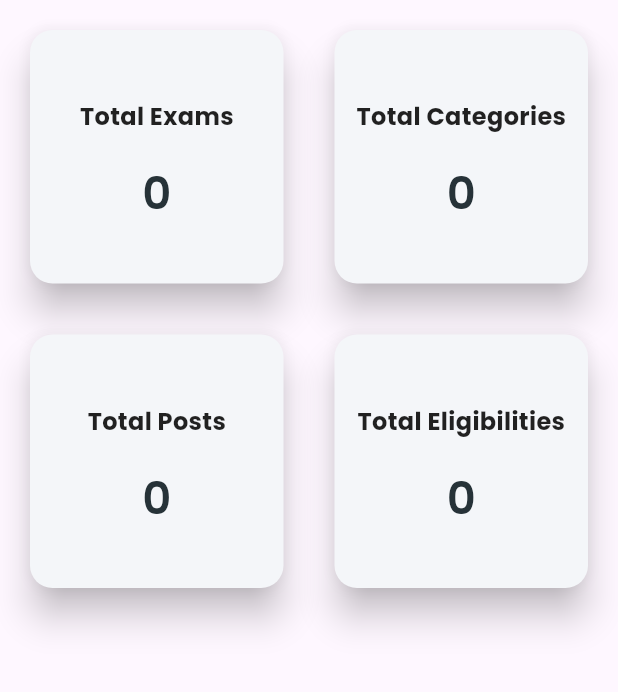
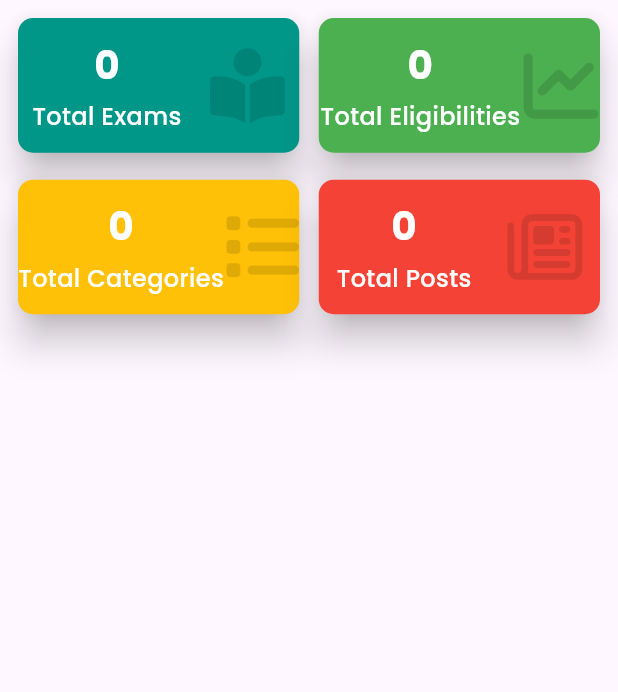
Before and after one commit to LakhtariyaHarsh/adminpanel_examportal, a Flutter app: the Homescreen screen opened by its route, on a phone screen of 412 x 824 dp, the part 84-776 px from its top. Run offline on Flutter 3.47's test engine with Material 3 defaults, Android fonts, the phone set to English and light mode, and no system bars; our stand-ins replace dio, font_awesome_flutter, go_router, google_fonts, shared_preferences; accounts and stored records are empty; network calls fail.

Commit message:
update code

```diff
--- a/lib/views/homescreen.dart
+++ b/lib/views/homescreen.dart
@@ -7,6 +7,7 @@ import 'package:admin_panel/view_models/exam_view_model.dart';
 import 'package:admin_panel/view_models/post_view_model.dart';
 import 'package:flutter/material.dart';
 import 'package:provider/provider.dart';
+import 'package:font_awesome_flutter/font_awesome_flutter.dart';
 
 class Homescreen extends StatefulWidget {
   const Homescreen({super.key});
@@ -37,24 +38,33 @@ class _HomescreenState extends State<Homescreen> {
     return Scaffold(
       appBar: AppBar(
         backgroundColor: blue,
-        title: Center(child: Row(
+        title: Center(
+          child: Row(
             children: [
               Image.asset("assets/images/app_logo.png", height: 30),
               SizedBox(width: 10),
               Text("Dashboard Screen", style: TextStyle(color: white)),
             ],
-        )),
+          ),
+        ),
       ),
       drawer: isDesktop
-          ? null :CustomDrawer(onLogout: () => authViewModel.logout(),),
+          ? null
+          : CustomDrawer(
+              onLogout: () => authViewModel.logout(),
+            ),
       body: Row(
         children: [
-          //Drawer for desktop
           isDesktop
-              ? CustomDrawer(onLogout: () => authViewModel.logout(),)  : SizedBox(),
+              ? CustomDrawer(
+                  onLogout: () => authViewModel.logout(),
+                )
+              : SizedBox(),
           Expanded(
             child: Padding(
-              padding: EdgeInsets.all(isMobile ? 8 : isTablet? 15: 50.0),
+              padding: EdgeInsets.all(isMobile
+                  ? 8
+                  : 15.0),
               child: GridView.builder(
                 gridDelegate: SliverGridDelegateWithFixedCrossAxisCount(
                   crossAxisCount: isMobile
@@ -62,61 +72,82 @@ class _HomescreenState extends State<Homescreen> {
                       : isTablet
                           ? 3
                           : 4,
-                  childAspectRatio: 1.0,
-                  crossAxisSpacing: 10,
+                  childAspectRatio: 2.0,
+                  crossAxisSpacing: 5,
                   mainAxisSpacing: 10,
                 ),
                 itemCount: 4,
                 itemBuilder: (BuildContext context, int index) {
                   List<Map<String, dynamic>> cardData = [
-                    {'title': "Total Exams", 'count': Exams.length},
-                    {'title': "Total Categories", 'count': Categories.length},
-                    {'title': "Total Posts", 'count': Posts.length},
+                    {
+                      'title': "Total Exams",
+                      'count': Exams.length,
+                      'color': Colors.teal,
+                      'icon': FontAwesomeIcons.bookOpenReader
+                    },
                     {
                       'title': "Total Eligibilities",
-                      'count': Eligibilities.length
+                      'count': Eligibilities.length,
+                      'color': Colors.green,
+                      'icon': FontAwesomeIcons.chartLine
+                    },
+                    {
+                      'title': "Total Categories",
+                      'count': Categories.length,
+                      'color': Colors.amber,
+                      'icon': FontAwesomeIcons.list
+                    },
+                    {
+                      'title': "Total Posts",
+                      'count': Posts.length,
+                      'color': Colors.red,
+                      'icon': FontAwesomeIcons.newspaper
                     },
                   ];
 
-                  return Padding(
-                    padding: const EdgeInsets.all(8.0),
-                    child: Card(
-                      color: bluegray50,
+                  return Card(
+                    color: cardData[index]['color'],
                     elevation: 10,
                     shape: RoundedRectangleBorder(
-                        borderRadius: BorderRadius.circular(15.0),
+                      borderRadius: BorderRadius.circular(10.0),
                     ),
-                      child: Center(
-                        child: Column(
+                    child: Row(
+                      crossAxisAlignment: CrossAxisAlignment.center,
+                      mainAxisAlignment: MainAxisAlignment.spaceAround,
+                      children: [
+                        Column(
                           mainAxisAlignment: MainAxisAlignment.center,
                           crossAxisAlignment: CrossAxisAlignment.center,
-                          mainAxisSize: MainAxisSize.min,
+
                           children: [
-                            Padding(
-                              padding: const EdgeInsets.all(8.0),
-                              child: Center(
+                            Text(
+                              cardData[index]['count'].toString(),
+                              style: TextStyle(
+                                fontSize: 26,
+                                fontWeight: FontWeight.bold,
+                                color: Colors.white,
+                              ),
+                            ),
+                            SizedBox(height: 5),
+                            Flexible(
                               child: Text(
                                 cardData[index]['title'],
                                 style: TextStyle(
-                                    fontSize: isMobile? 16 :isTablet? 22: 24,
-                                    fontWeight: FontWeight.bold,
-                                    color: black87,
+                                  fontSize: 16,
+                                  fontWeight: FontWeight.w500,
+                                  color: Colors.white,
                                 ),
-                                ),
-                              ),
-                            ),
-                            SizedBox(height: 10),
-                            Text(
-                              cardData[index]['count'].toString(),
-                              style: TextStyle(
-                                fontSize: 30,
-                                fontWeight: FontWeight.w600,
-                                color: bluegray90,
+                                overflow: TextOverflow.ellipsis,
                               ),
                             ),
                           ],
                         ),
+                        Icon(
+                          cardData[index]['icon'],
+                          size: 50,
+                          color: black12,
                         ),
+                      ],
                     ),
                   );
                 },
--- a/lib/views/update_exam_screen.dart
+++ b/lib/views/update_exam_screen.dart
@@ -584,8 +584,8 @@ class _UpdateExamScreenState extends State<UpdateExamScreen> {
 
     final screenWidth = MediaQuery.of(context).size.width;
     bool isDesktop = screenWidth >= 1100;
-    final GlobalKey<FormState> _mobileFormKey = GlobalKey<FormState>();
-    final GlobalKey<FormState> _desktopFormKey = GlobalKey<FormState>();
+    // final GlobalKey<FormState> _mobileFormKey = GlobalKey<FormState>();
+    // final GlobalKey<FormState> _desktopFormKey = GlobalKey<FormState>();
 
     return Scaffold(
       appBar: AppBar(
@@ -635,7 +635,7 @@ class _UpdateExamScreenState extends State<UpdateExamScreen> {
                       ),
                     ),
                     isDesktop
-                        ? buildDesktopView()
+                        ? buildDesktopView(formKey: _desktopFormKey)
                         : buildMobileView(formKey: _mobileFormKey),
                   ],
                 ),
@@ -647,14 +647,16 @@ class _UpdateExamScreenState extends State<UpdateExamScreen> {
     );
   }
 
-  Widget buildDesktopView() {
+  Widget buildDesktopView({
+    required GlobalKey<FormState> formKey, // Use a separate form key
+  }) {
     final examViewModel = Provider.of<ExamViewModel>(context);
     final categoryViewModel = Provider.of<CategoryViewModel>(context);
     final eligibilityViewModel = Provider.of<EligibilityViewModel>(context);
     return isLoading
         ? Center(child: CircularProgressIndicator())
         : Form(
-            key: _desktopFormKey, // ✅ Use correct unique key
+            key: formKey, // ✅ Use correct unique key
             child: Column(
               children: [
                 Card(
@@ -1502,7 +1504,6 @@ class _UpdateExamScreenState extends State<UpdateExamScreen> {
   Widget buildMobileView({
     required GlobalKey<FormState> formKey, // Use a separate form key
   }) {
-    final authViewModel = Provider.of<AuthViewModel>(context);
     final examViewModel = Provider.of<ExamViewModel>(context);
     final categoryViewModel = Provider.of<CategoryViewModel>(context);
     final eligibilityViewModel = Provider.of<EligibilityViewModel>(context);
@@ -2151,8 +2152,7 @@ class _UpdateExamScreenState extends State<UpdateExamScreen> {
                         "jobPostingDate": jobPostingDate?.toIso8601String(),
                       };
 
-                       await examViewModel.updateExam(
-                                      widget.id, updatedExam);
+                      await examViewModel.updateExam(widget.id, updatedExam);
 
                       ScaffoldMessenger.of(context).showSnackBar(
                         SnackBar(content: Text("Exam updated successfully!")),
--- a/pubspec.yaml
+++ b/pubspec.yaml
@@ -40,6 +40,7 @@ dependencies:
   provider: ^6.1.2
   shared_preferences: ^2.5.2
   flutter_spinkit: ^5.2.0
+  font_awesome_flutter: ^10.8.0
 
 dev_dependencies:
   flutter_test:
```
Also changed, not shown: pubspec.lock. Lines whose indentation alone changed are shown as unchanged.
